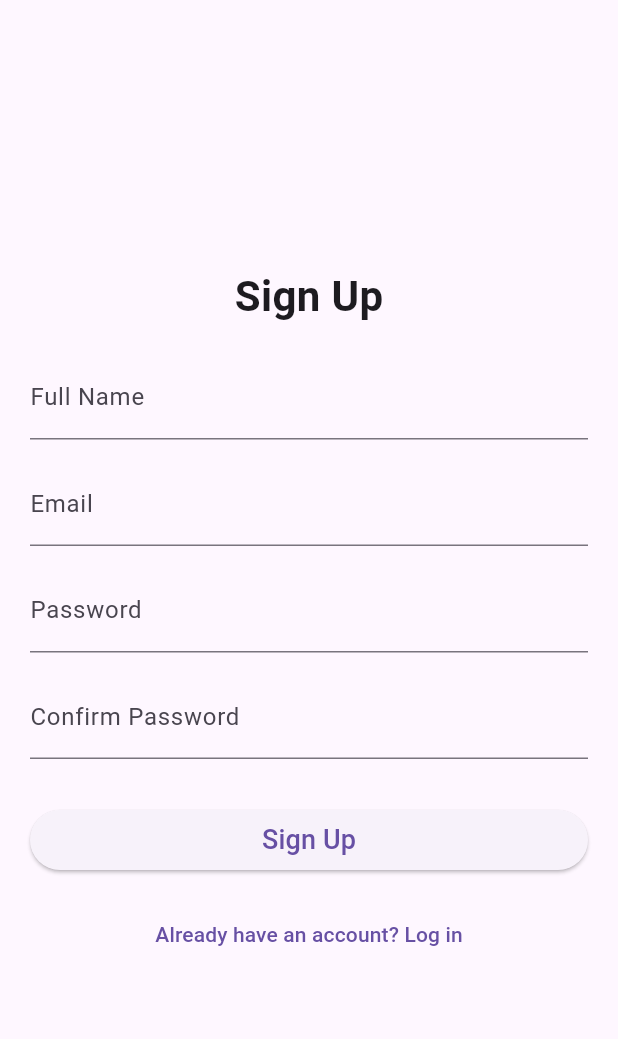
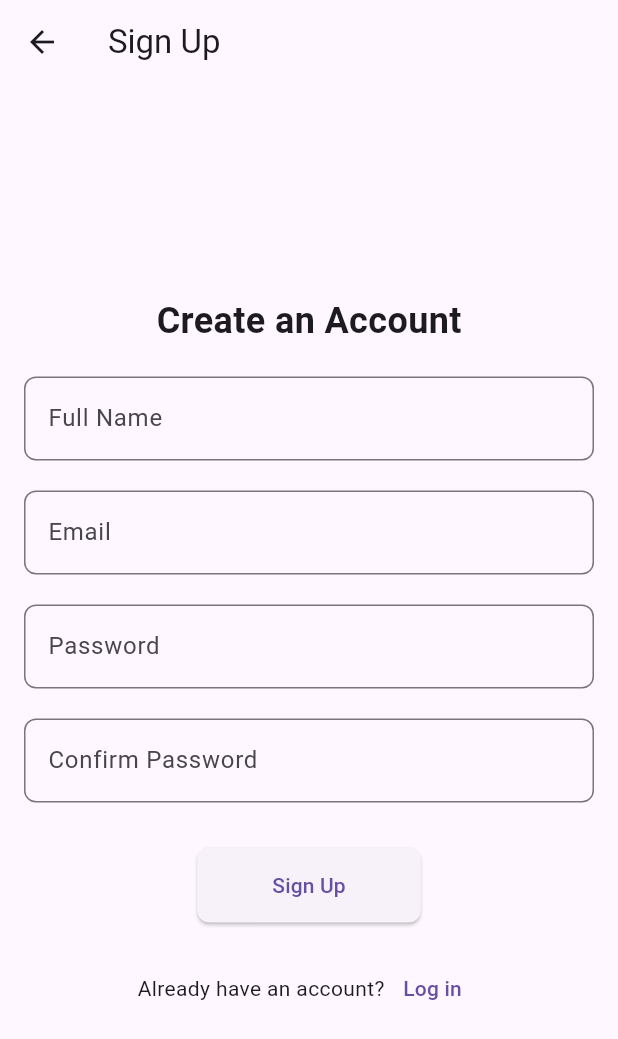
Before and after one commit to royalkuriyakosem/mini-project, a Flutter app: the SignUpScreen screen opened by its route, on a phone screen of 412 x 824 dp. Shown: the top 1039 px of the screen. Run offline on Flutter 3.47's test engine with Material 3 defaults, Android fonts, the phone set to English and light mode, and no system bars; our stand-ins replace camera, flutter_tts, image_picker, palette_generator, shared_preferences, speech_to_text and 1 more; missing offline and left inert: tflite, translator; accounts and stored records are empty.

Commit message:
get started page updated

```diff
--- a/lib/screens/signup_screen.dart
+++ b/lib/screens/signup_screen.dart
@@ -15,7 +15,8 @@ class _SignUpScreenState extends State<SignUpScreen> {
   final TextEditingController nameController = TextEditingController();
   final TextEditingController emailController = TextEditingController();
   final TextEditingController passwordController = TextEditingController();
-  final TextEditingController confirmPasswordController = TextEditingController();
+  final TextEditingController confirmPasswordController =
+      TextEditingController();
   bool _isLoading = false;
 
   Future<void> _signUp() async {
@@ -32,7 +33,8 @@ class _SignUpScreenState extends State<SignUpScreen> {
           if (response.user != null) {
             ScaffoldMessenger.of(context).showSnackBar(
               const SnackBar(
-                content: Text('Please check your email to confirm your account'),
+                content:
+                    Text('Please check your email to confirm your account'),
                 backgroundColor: Colors.green,
               ),
             );
@@ -61,27 +63,32 @@ class _SignUpScreenState extends State<SignUpScreen> {
   @override
   Widget build(BuildContext context) {
     return Scaffold(
+      appBar: AppBar(title: const Text('Sign Up')),
       body: Padding(
-        padding: const EdgeInsets.all(20),
+        padding: const EdgeInsets.all(16.0),
         child: Center(
           child: SingleChildScrollView(
             child: Form(
               key: _formKey,
               child: Column(
-                crossAxisAlignment: CrossAxisAlignment.start,
+                mainAxisAlignment: MainAxisAlignment.center,
                 children: [
-                  const Center(
-                    child: Text(
-                      'Sign Up',
-                      style: TextStyle(fontSize: 28, fontWeight: FontWeight.bold),
+                  const Text(
+                    'Create an Account',
+                    style: TextStyle(
+                      fontSize: 24,
+                      fontWeight: FontWeight.bold,
                     ),
                   ),
                   const SizedBox(height: 20),
-
-                  // Name Field
                   TextFormField(
                     controller: nameController,
-                    decoration: const InputDecoration(labelText: 'Full Name'),
+                    decoration: InputDecoration(
+                      labelText: 'Full Name',
+                      border: OutlineInputBorder(
+                        borderRadius: BorderRadius.circular(8.0),
+                      ),
+                    ),
                     validator: (value) {
                       if (value == null || value.isEmpty) {
                         return 'Please enter your name';
@@ -89,28 +96,36 @@ class _SignUpScreenState extends State<SignUpScreen> {
                       return null;
                     },
                   ),
-                  const SizedBox(height: 15),
-
-                  // Email Field
+                  const SizedBox(height: 20),
                   TextFormField(
                     controller: emailController,
-                    decoration: const InputDecoration(labelText: 'Email'),
+                    decoration: InputDecoration(
+                      labelText: 'Email',
+                      border: OutlineInputBorder(
+                        borderRadius: BorderRadius.circular(8.0),
+                      ),
+                    ),
                     keyboardType: TextInputType.emailAddress,
                     validator: (value) {
                       if (value == null || value.isEmpty) {
                         return 'Please enter an email';
-                      } else if (!RegExp(r'^[a-zA-Z0-9.]+@[a-zA-Z0-9]+\.[a-zA-Z]+').hasMatch(value)) {
+                      } else if (!RegExp(
+                              r'^[a-zA-Z0-9.]+@[a-zA-Z0-9]+\.[a-zA-Z]+')
+                          .hasMatch(value)) {
                         return 'Enter a valid email';
                       }
                       return null;
                     },
                   ),
-                  const SizedBox(height: 15),
-
-                  // Password Field
+                  const SizedBox(height: 20),
                   TextFormField(
                     controller: passwordController,
-                    decoration: const InputDecoration(labelText: 'Password'),
+                    decoration: InputDecoration(
+                      labelText: 'Password',
+                      border: OutlineInputBorder(
+                        borderRadius: BorderRadius.circular(8.0),
+                      ),
+                    ),
                     obscureText: true,
                     validator: (value) {
                       if (value == null || value.length < 6) {
@@ -119,12 +134,15 @@ class _SignUpScreenState extends State<SignUpScreen> {
                       return null;
                     },
                   ),
-                  const SizedBox(height: 15),
-
-                  // Confirm Password Field
+                  const SizedBox(height: 20),
                   TextFormField(
                     controller: confirmPasswordController,
-                    decoration: const InputDecoration(labelText: 'Confirm Password'),
+                    decoration: InputDecoration(
+                      labelText: 'Confirm Password',
+                      border: OutlineInputBorder(
+                        borderRadius: BorderRadius.circular(8.0),
+                      ),
+                    ),
                     obscureText: true,
                     validator: (value) {
                       if (value != passwordController.text) {
@@ -134,28 +152,31 @@ class _SignUpScreenState extends State<SignUpScreen> {
                     },
                   ),
                   const SizedBox(height: 30),
-
-                  // Sign Up Button
-                  SizedBox(
-                    width: double.infinity,
-                    child: ElevatedButton(
-                      onPressed: _isLoading ? null : _signUp,
-                      child: _isLoading
+                  _isLoading
                       ? const CircularProgressIndicator()
-                          : const Text('Sign Up', style: TextStyle(fontSize: 18)),
+                      : ElevatedButton(
+                          onPressed: _signUp,
+                          child: const Text('Sign Up'),
+                          style: ElevatedButton.styleFrom(
+                            padding: EdgeInsets.symmetric(
+                                horizontal: 50, vertical: 15),
+                            shape: RoundedRectangleBorder(
+                              borderRadius: BorderRadius.circular(8.0),
                             ),
                           ),
-
-                  const SizedBox(height: 15),
-
-                  // Back to Login
-                  Center(
-                    child: TextButton(
+                        ),
+                  const SizedBox(height: 20),
+                  Row(
+                    mainAxisAlignment: MainAxisAlignment.center,
+                    children: [
+                      const Text('Already have an account?'),
+                      TextButton(
                         onPressed: () {
                           Navigator.pushReplacementNamed(context, '/login');
                         },
-                      child: const Text('Already have an account? Log in'),
+                        child: const Text('Log in'),
                       ),
+                    ],
                   ),
                 ],
               ),
```
Also changed, not shown: lib/screens/color_detection_screen.dart (+20 -2 lines), lib/screens/login_screen.dart (+47 -3 lines), assets/images/features.png, assets/images/get_started.png, assets/images/welcome.png, 4 other files. Lines whose indentation alone changed are shown as unchanged.
